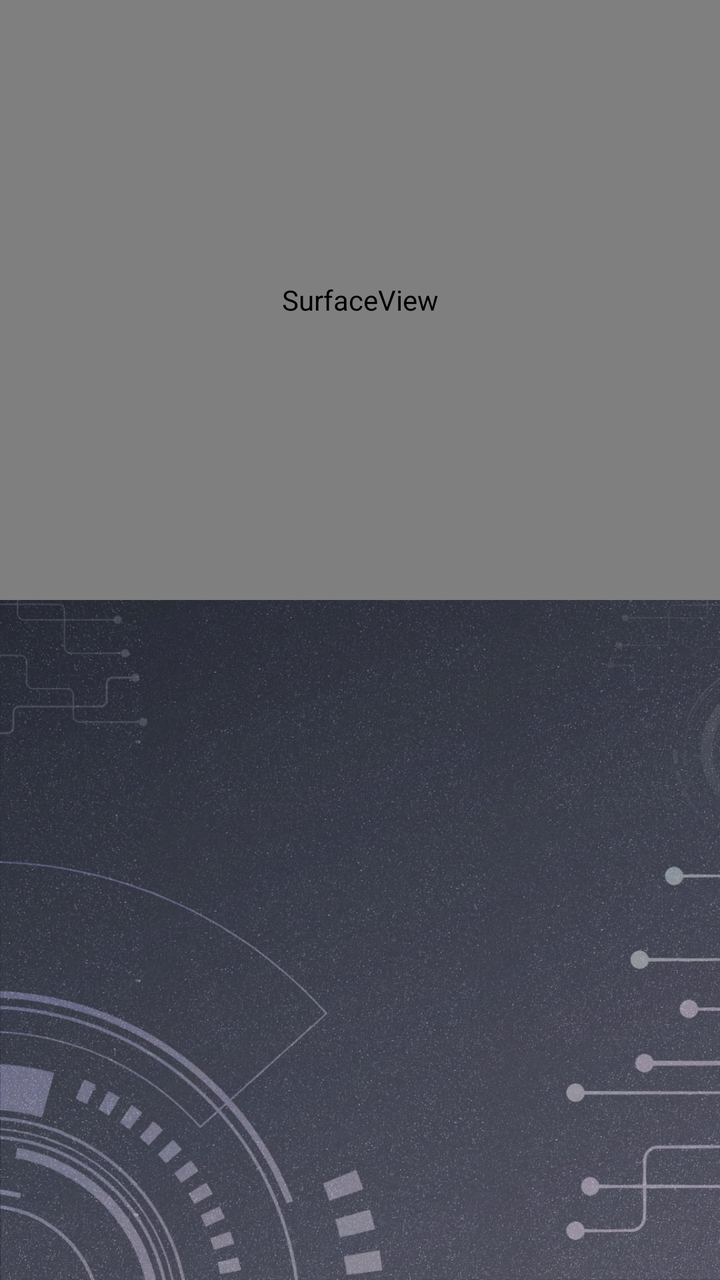
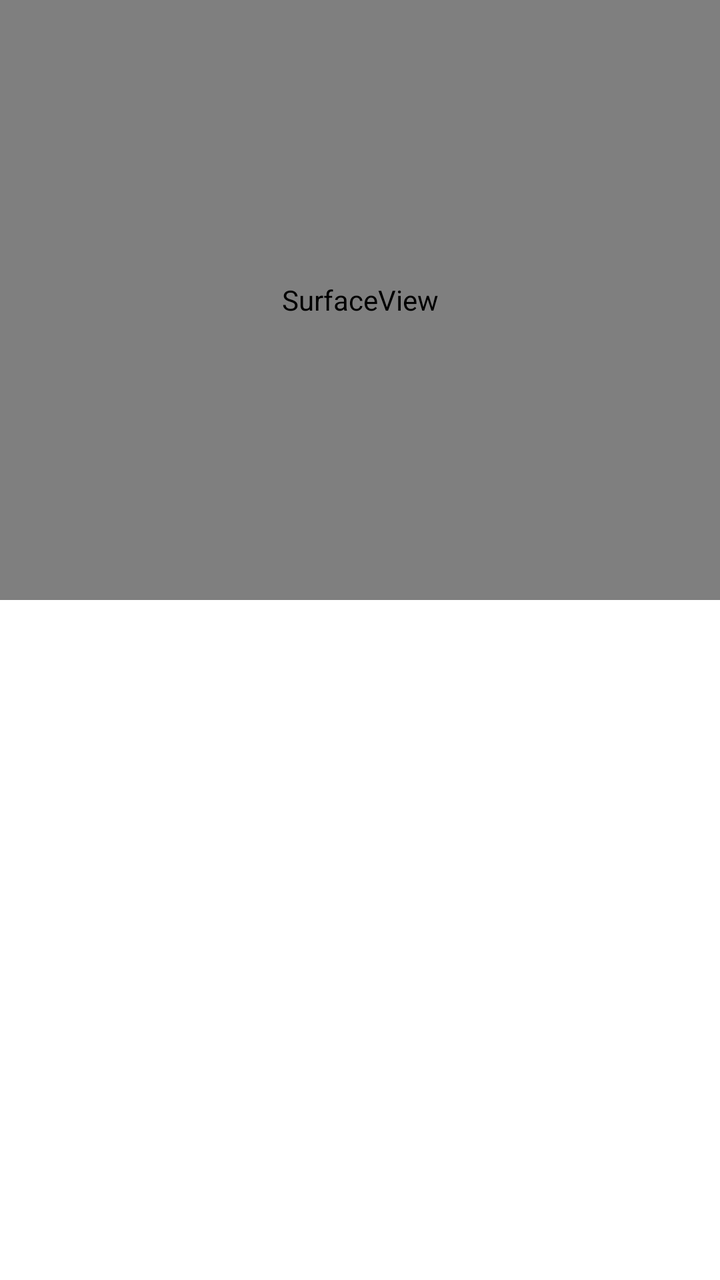

Two renders of the same Android screen: before a commit and after it. Below are the layout's source before the change and the commit's diff.
<!-- AndroidManifest.xml: application theme Theme.VISTA -->
<!-- res/layout/activity_start_detect_bus_stop_page.xml -->
<?xml version="1.0" encoding="utf-8"?>
<androidx.constraintlayout.widget.ConstraintLayout xmlns:android="http://schemas.android.com/apk/res/android"
    xmlns:app="http://schemas.android.com/apk/res-auto"
    xmlns:tools="http://schemas.android.com/tools"
    android:id="@+id/main"
    android:layout_width="match_parent"
    android:layout_height="match_parent"
    tools:context=".StartDetectBusStopPage"
    android:background="@drawable/background">

    
    <SurfaceView
        android:id="@+id/cameraSurfaceView"
        android:layout_width="match_parent"
        android:layout_height="300dp"
        app:layout_constraintTop_toTopOf="parent" />

    
    <ImageView
        android:id="@+id/detectedImageView"
        android:layout_width="match_parent"
        android:layout_height="300dp"
        android:scaleType="fitCenter"
        app:layout_constraintTop_toTopOf="parent" />

</androidx.constraintlayout.widget.ConstraintLayout>
<!-- resources referenced by this layout -->
<resources>
  <!-- drawable background: jpeg bitmap (drawable, 288114 bytes) -->
  <style name="Theme.VISTA" parent="Theme.MaterialComponents.Light.NoActionBar">
          
          <item name="colorPrimary">@color/semi_transparent_white</item>
          <item name="colorPrimaryVariant">@color/semi_transparent_white</item>
          <item name="colorOnPrimary">@color/white</item>
          
      </style>
  <color name="semi_transparent_white">#80FFFFFF</color>
  <color name="white">#FFFFFF</color>
</resources>

<!-- the commit's change to res/layout/activity_start_detect_bus_stop_page.xml (unified diff, before → after) -->
@@ -6,7 +6,7 @@
     android:layout_width="match_parent"
     android:layout_height="match_parent"
     tools:context=".StartDetectBusStopPage"
-    android:background="@drawable/background">
+    android:background="@color/white">
 
     
     <SurfaceView
<!-- resource entries referenced after the edit -->
@@ -1,6 +1,5 @@
 <!-- resources referenced by this layout -->
 <resources>
-  <!-- drawable background: jpeg bitmap (drawable, 288114 bytes) -->
   <style name="Theme.VISTA" parent="Theme.MaterialComponents.Light.NoActionBar">
           
           <item name="colorPrimary">@color/semi_transparent_white</item>
